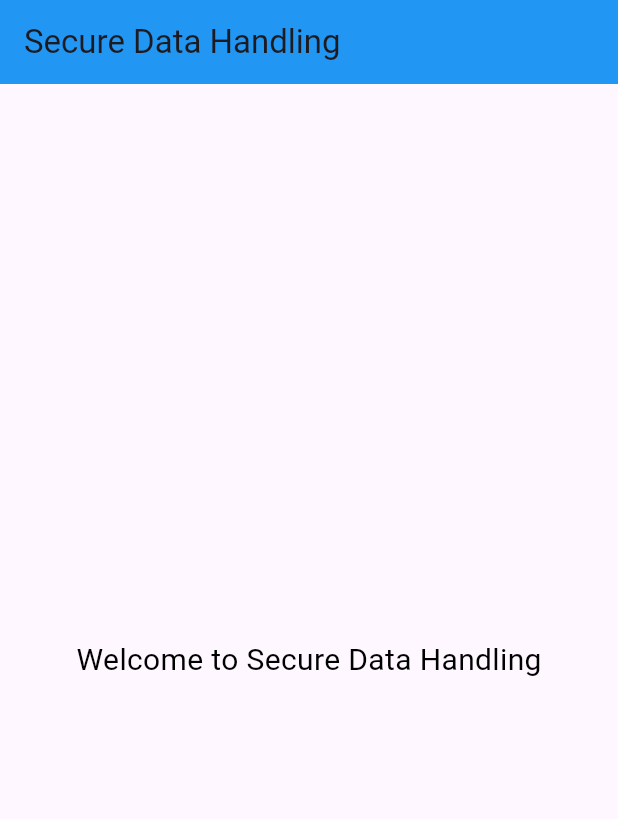
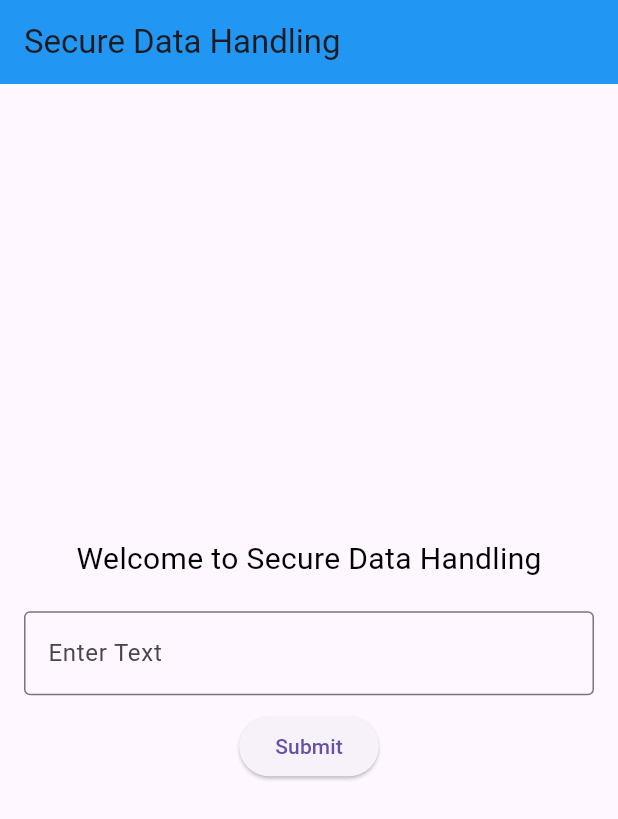
Before and after one commit to tylrmwn012/CSCProject-2, a Flutter app: the screen it shows after launch, on a phone screen of 412 x 824 dp. Shown: the top 819 px of the screen. Run offline on Flutter 3.47's test engine with Material 3 defaults, Android fonts, the phone set to English and light mode, and no system bars.

Commit message:
Completed Module 3 for TextFormField and validation

```diff
--- a/Module 2-7/flutter_application_1/lib/main.dart
+++ b/Module 2-7/flutter_application_1/lib/main.dart
@@ -13,7 +13,7 @@ class ScaffoldApp extends StatelessWidget { // defines class ScaffoldApp which e
   } // close Widget build() section
 } // close ScaffoldApp class
 
-class ScaffoldScreen extends StatefulWidget { // defines class ScaffoldScreen which extends StatefulWidget, making the calss immutable
+class ScaffoldScreen extends StatefulWidget { // defines class ScaffoldScreen which extends StatefulWidget, making the class immutable
   const ScaffoldScreen({super.key}); // creates instance of ScaffoldScreen which contains information from parameter super.key
 
   @override // @override changes information from the parent class createState()
@@ -25,12 +25,73 @@ class _ScaffoldState extends State<ScaffoldScreen> { // defines class _ScaffoldS
   Widget build(BuildContext context) { // opens widget build() with BuildContext in order to build the app with style choices
     return Scaffold( // returns information built in the function Scaffold to void main
       appBar: AppBar( // opens section AppBar to be edited
-        title: Text('Secure Data Handling'), // displays text in appBar at top of app
-        backgroundColor: Colors.blue,),
-      body: Center( // opens section Center to edit the center section of the app
-        child: Text('Welcome to Secure Data Handling', // displays text in main section of app
-        style: TextStyle(fontSize:20, color:Colors.black))
-        ),
+        title: const Text('Secure Data Handling'), // displays text in appBar at top of app
+        backgroundColor: Colors.blue, // changes AppBar background to blue
+      ),
+      body: Column( // initiales body of app as column
+        mainAxisAlignment: MainAxisAlignment.center, // alligns everything to the center of the screen
+        children: const [ // define children sections and styles
+          Center( // open center section
+            child: Text( // enter text information
+              'Welcome to Secure Data Handling', // displays text in main section of app
+              style: TextStyle(fontSize: 20, color: Colors.black), // sets text size and color for welcome message
+            ),
+          ),
+          SizedBox(height: 20), // set space pace between the welcome text and form
+          MyCustomForm(), // displays form box below text
+        ],
+      ),
     );
   } // close Widget build() section
 } // close _ScaffoldState class
+
+class MyCustomForm extends StatefulWidget { // defines class MyCustomForm which extends StatefulWidget, making the class immutable
+  const MyCustomForm({super.key}); // creates instance of MyCustomForm which contains information from parameter super.key
+
+  @override // allows us to override the information from the parent class
+  MyCustomFormState createState() { // creates an instance of MyCustomForm which updates the widget based on MyCustomFormState
+    return MyCustomFormState(); // return information from MyCustomFormState()
+  }
+} // close MyCustomForm class
+
+class MyCustomFormState extends State<MyCustomForm> { // defines class MyCustomFormState which extends State<MyCustomForm>, associating it with the MyCustomForm class
+  final _formKey = GlobalKey<FormState>(); // creates a key that identifies the form and allows validation
+
+  @override // allows us to override the information from the parent class build()
+  Widget build(BuildContext context) { // opens widget build() with BuildContext in order to build the app with style choices
+    return Padding( // adds padding to adjust spacing
+      padding: const EdgeInsets.symmetric(horizontal: 16.0), // edits horizontal padding to be 16
+      child: Form( // creates a form widget to group form-related fields together
+        key: _formKey, // assigns the unique form key
+        child: Column( // open child section for column settings
+          mainAxisSize: MainAxisSize.min, // prevents unnecessary space usage
+          children: <Widget>[ // open children seciton for Widget
+            TextFormField( // creates an input field for user text
+              decoration: const InputDecoration( // open decoration section
+                labelText: 'Enter Text', // label above the input field
+                border: OutlineInputBorder(), // adds a visible border
+              ),
+              validator: (value) { // validates user input
+                if (value == null || value.isEmpty) { // if value is nothing/empty...
+                  return 'Please enter some text'; // display error message
+                } // close if statement section
+                return null; // returns nothing
+              }, // close validator section
+            ),
+            SizedBox(height: 10), // space between text field and button
+            ElevatedButton( // creates a button to submit form
+              onPressed: () { // opens onPressed section for when button is pressed
+                if (_formKey.currentState!.validate()) { // verifies if input is valid
+                  ScaffoldMessenger.of(context).showSnackBar( // calls ScaffoldMessenger function to display SnackBar
+                    const SnackBar(content: Text('Processing Data')), // displays a message when form is submitted
+                  );
+                }
+              },
+              child: const Text('Submit'), // sets text inside of button
+            ),
+          ],
+        ),
+      ),
+    );
+  } // close Widget build() section
+} // close MyCustomFormState class
```
